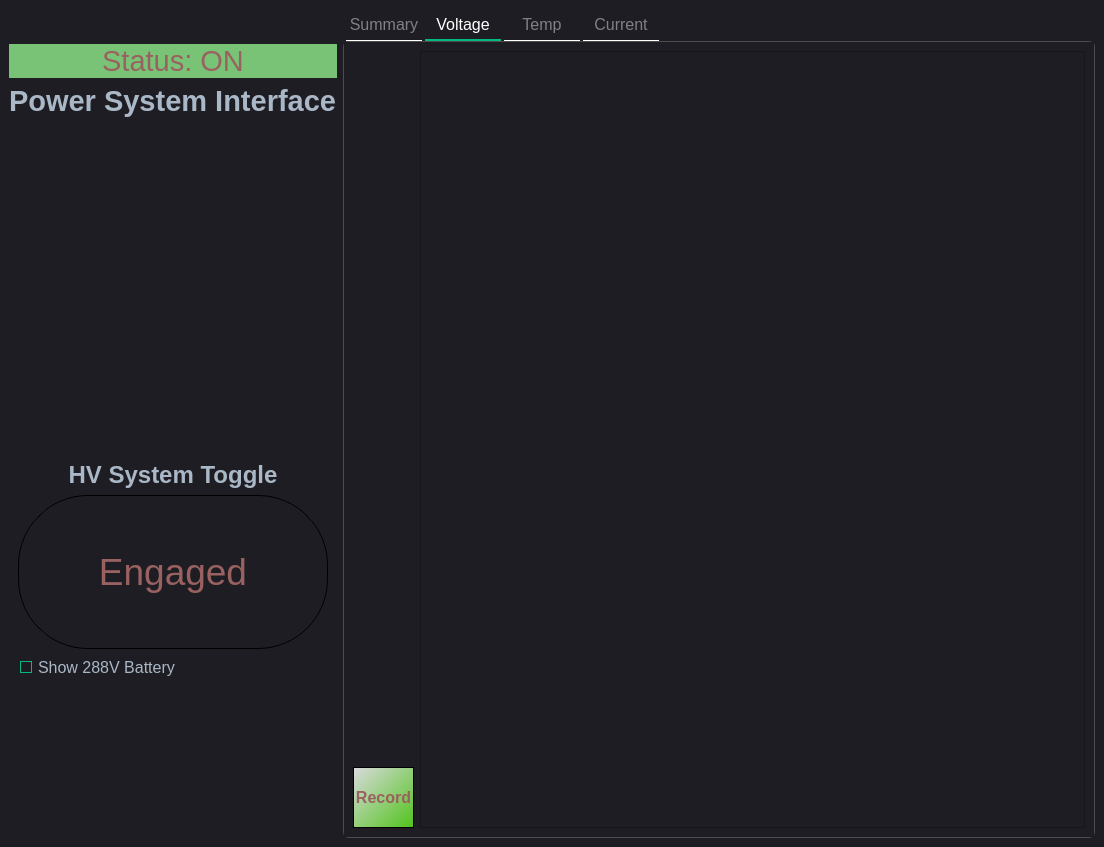
This is gui/interface.ui in ZenghaoWang/hyperloop-power-system as Qt 5 draws it before an edit. The edited form follows.
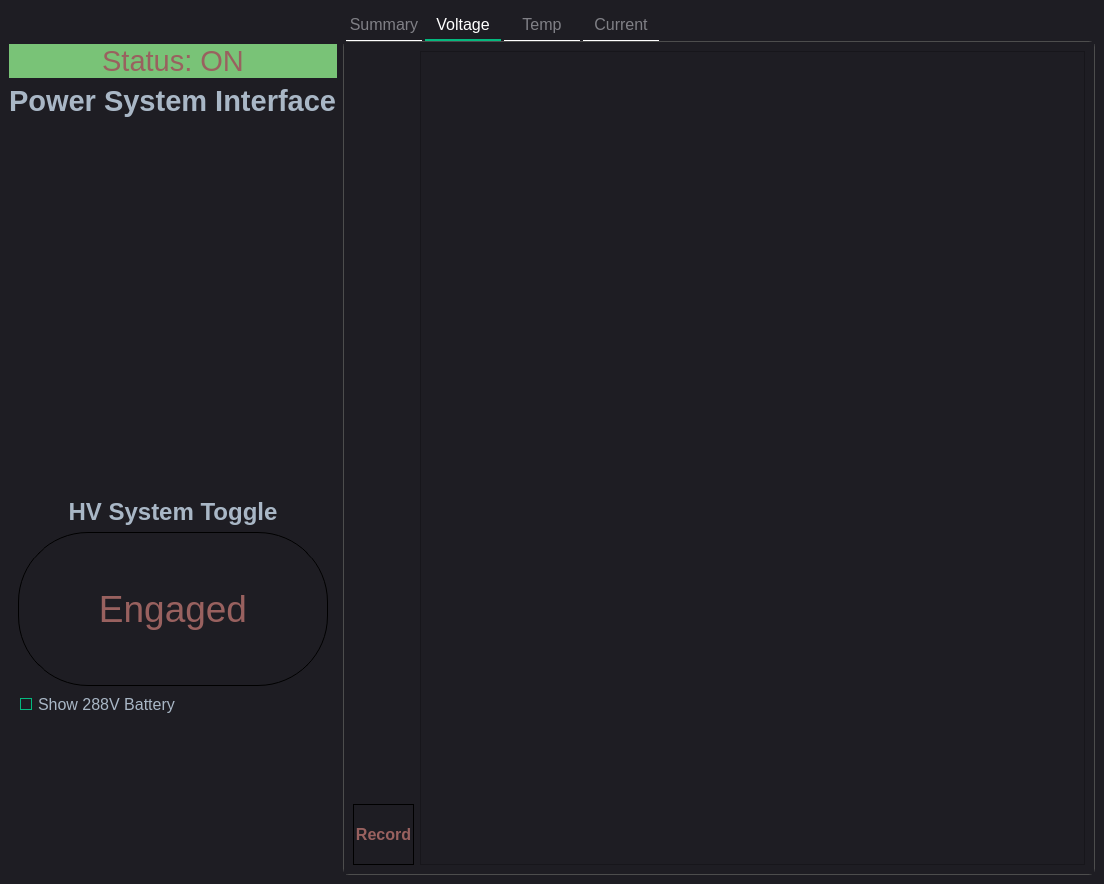
This is the edited form. Icons and pictures are not drawn. Custom widgets are drawn as their Qt base class.

```diff
--- a/gui/interface.ui
+++ b/gui/interface.ui
@@ -7,7 +7,7 @@
     <x>0</x>
     <y>0</y>
     <width>1104</width>
-    <height>847</height>
+    <height>884</height>
    </rect>
   </property>
   <property name="windowTitle">
@@ -745,7 +745,7 @@
              </font>
             </property>
             <property name="styleSheet">
-             <string notr="true">color: #99615f; background-color: qlineargradient(x1: 0, y1: 0, x2: 1, y2: 1, stop: 0 #dadbde, stop:  1 rgb(80, 195, 26));</string>
+             <string notr="true"/>
             </property>
             <property name="text">
              <string>Record</string>
```
Left out of the diff: 1 changed line with no effect on the pictures.
